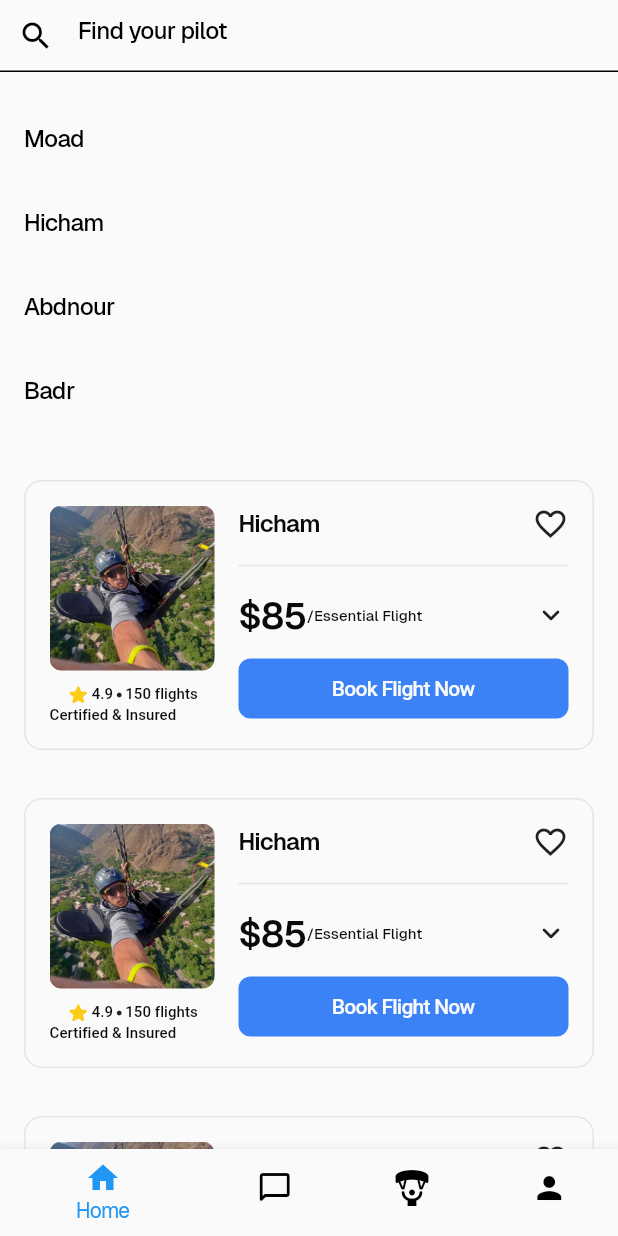
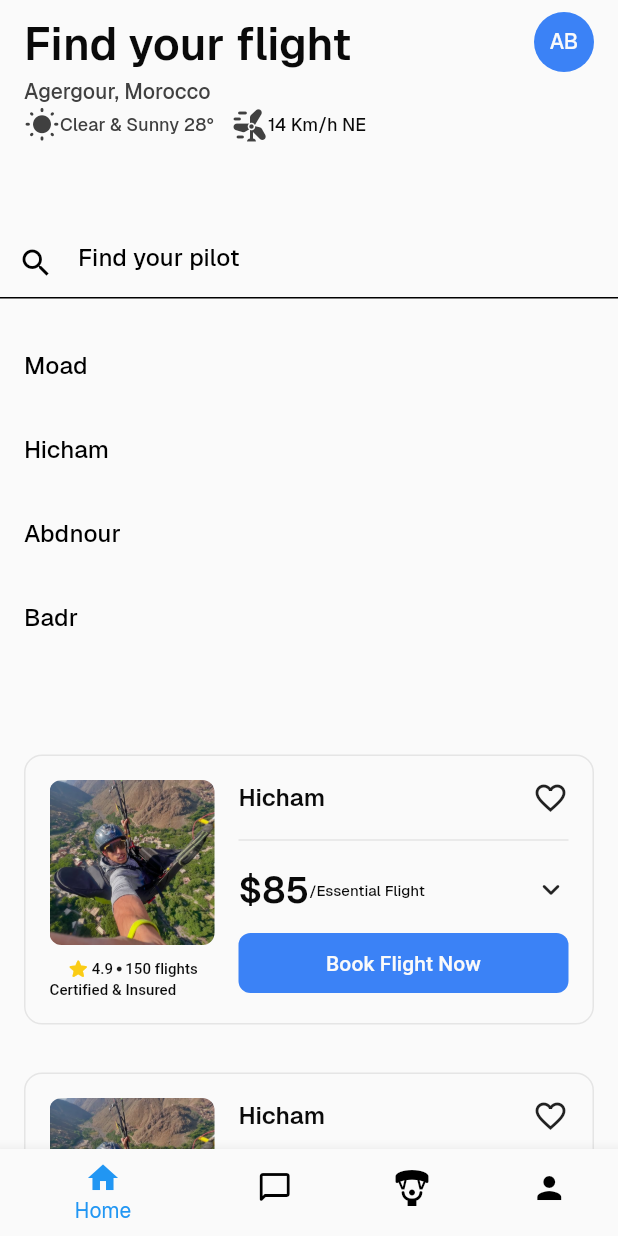
Before and after one commit to friendly-yahya/Atlas-paragliding, a Flutter app: the screen it shows after launch, on a phone screen of 412 x 824 dp. Run offline on Flutter 3.47's test engine with Material 3 defaults, Android fonts, the light colour scheme and no system bars; our stand-ins replace firebase_core; accounts and stored records are empty.

Commit message:
Build weather header UI.

```diff
--- a/lib/screens/home_screen.dart
+++ b/lib/screens/home_screen.dart
@@ -1,7 +1,8 @@
+import 'package:atlas_paragliding/theme/app_theme.dart';
 import 'package:flutter/material.dart';
 import 'package:atlas_paragliding/widgets/pilot_service_card.dart';
 import 'package:atlas_paragliding/widgets/search_list_widget.dart';
-
+import 'package:atlas_paragliding/widgets/weather_header.dart';
 
 
 class HomeScreen extends StatelessWidget {
@@ -13,8 +14,16 @@ class HomeScreen extends StatelessWidget {
       body: SafeArea(
         child: Column(
           children: [
+            Padding(
+              padding: const EdgeInsets.symmetric(
+                horizontal: AppTheme.space16,
+                vertical: AppTheme.space8,
+              ),
+              child: WeatherHeader(),
+            ),
+            const SizedBox(height: AppTheme.space48,),
             const SearchListWidget(),
-            const SizedBox(height: 16,),
+            const SizedBox(height: AppTheme.space48,),
             Expanded(
               child: ListView.builder(
                 itemCount: 3,
--- a/lib/theme/app_theme.dart
+++ b/lib/theme/app_theme.dart
@@ -41,50 +41,50 @@ class AppTheme {
     fontSize: 30,
     fontWeight: FontWeight.w600,
     color: textPrimary,
-    letterSpacing: -0.5,
+    letterSpacing: 0.05,
   );
   static const TextStyle heading2 = TextStyle(
     fontSize: 24,
     fontWeight: FontWeight.w600,
     color: textPrimary,
-    letterSpacing: -0.5,
+    letterSpacing: 0.05,
   );
   static const TextStyle heading3 = TextStyle(
     fontSize: 20,
     fontWeight: FontWeight.w600,
     color: textPrimary,
-    letterSpacing: -0.5,
+    letterSpacing: 0.05,
   );
   static const TextStyle heading4 = TextStyle(
     fontSize: 16,
     fontWeight: FontWeight.w600,
     color: textPrimary,
-    letterSpacing: -0.5,
+    letterSpacing: 0.05,
   );
   //Body text
   static const TextStyle paragraphSmRegular = TextStyle(
     fontSize: 14,
     fontWeight: FontWeight.w400,
     color: textPrimary,
-    letterSpacing: -0.5,
+    letterSpacing: 0.05,
   );
   static const TextStyle paragraphSmMedium = TextStyle(
     fontSize: 14,
     fontWeight: FontWeight.w500,
     color: textPrimary,
-    letterSpacing: -0.5,
+    letterSpacing: 0.05,
   );
   static const TextStyle paragraphMiniRegular = TextStyle(
     fontSize: 12,
     fontWeight: FontWeight.w400,
     color: textPrimary,
-    letterSpacing: -0.5,
+    letterSpacing: 0.05,
   );
   static const TextStyle paragraphMiniMedium = TextStyle(
     fontSize: 12,
     fontWeight: FontWeight.w500,
     color: textPrimary,
-    letterSpacing: -0.5,
+    letterSpacing: 0.05,
   );
   static const TextStyle micro = TextStyle(
     fontSize: 10,
@@ -96,7 +96,7 @@ class AppTheme {
     fontSize: 16,
     fontWeight: FontWeight.w500,
     color: textPrimary,
-    letterSpacing: -0.5,
+    letterSpacing: 0.05,
   );
   // ========================================
   // 5. COMPONENT STYLES
--- a/lib/widgets/weather_header.dart
+++ b/lib/widgets/weather_header.dart
@@ -11,31 +11,55 @@ class _WeatherHeaderState extends State<WeatherHeader> {
   @override
   Widget build(BuildContext context) {
     return Row(
+      crossAxisAlignment: CrossAxisAlignment.start,
+      mainAxisAlignment: MainAxisAlignment.spaceBetween,
       children: [
         Column(
+          //mainAxisAlignment: MainAxisAlignment.start,
+          crossAxisAlignment: CrossAxisAlignment.start,
           children: [
             Text(
               'Find your flight',
               style: AppTheme.heading1,
             ),
             Column(
+              crossAxisAlignment: CrossAxisAlignment.start,
               children: [
                 Text(
                   'Agergour, Morocco',
+                  //textAlign: TextAlign.left,
                   style: AppTheme.paragraphSmMedium.copyWith(
                     color: AppTheme.textSecondary
+
                   ),
                 ),
                 Row(
                   children: [
                     Row(
                       children: [
+                        Icon(Icons.wb_sunny_rounded,
+                        color: AppTheme.textSecondary,
+                        ),
+                        Text(
+                          'Clear & Sunny 28°',
+                          style: AppTheme.paragraphMiniMedium.copyWith(
+                            color: AppTheme.textSecondary
+                          ),
 
+                        )
                       ],
                     ),
+                    SizedBox(width: AppTheme.space12,),
                     Row(
                       children: [
-
+                        Icon(
+                          Icons.wind_power_rounded,
+                          color: AppTheme.textSecondary,
+                        ),
+                        Text(
+                          '14 Km/h NE ',
+                          style: AppTheme.paragraphMiniMedium,
+                        )
                       ],
                     )
                   ],
@@ -44,7 +68,18 @@ class _WeatherHeaderState extends State<WeatherHeader> {
             )
           ],
         ),
-        SizedBox(height: 40 , width: 40,)
+        Stack(
+          children: [
+            CircleAvatar(
+              radius: 20,
+              backgroundColor: AppTheme.primaryColor,
+              child: Text('AB',style: AppTheme.paragraphSmMedium.copyWith(
+                color: AppTheme.backgroundColor
+              ) ,),
+
+            )
+          ],
+        )
       ],
     );
   }
```
